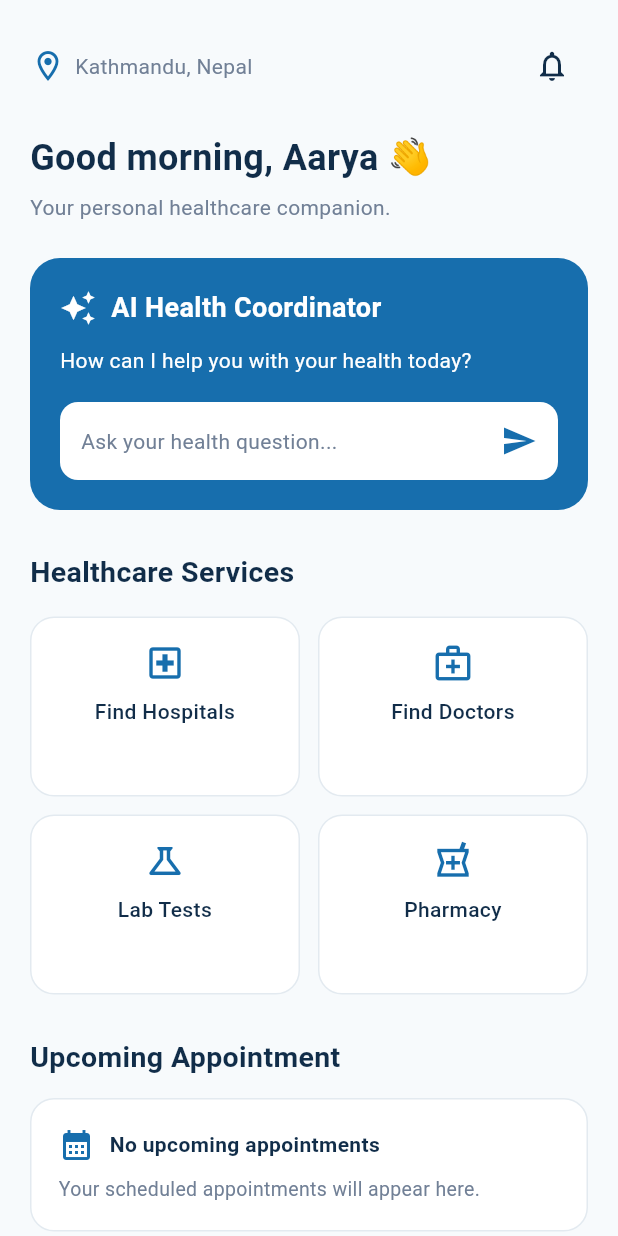
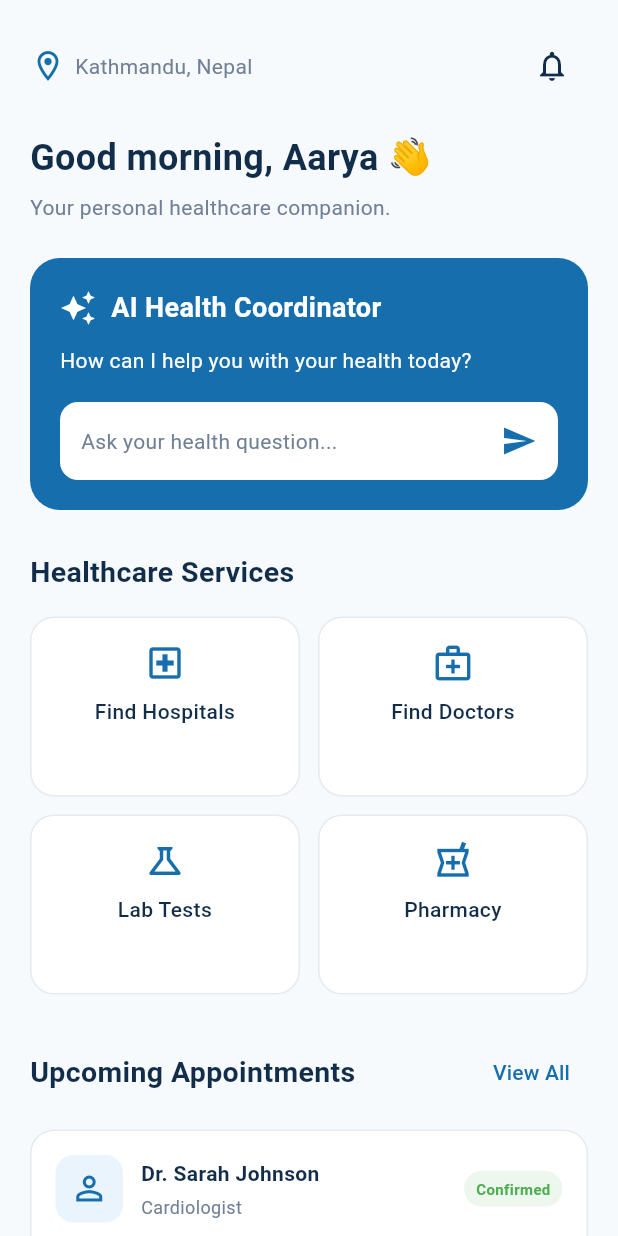
Before and after one commit to anash6162-del/Ai-Health-Navigator, a Flutter app: the HomeContent screen opened directly with empty values, on a phone screen of 412 x 824 dp. Run offline on Flutter 3.47's test engine with Material 3 defaults, Android fonts, the phone set to English and light mode, and no system bars.

Commit message:
Added upcoming appointments frontend

```diff
--- a/lib/features/home/screens/home_screen.dart
+++ b/lib/features/home/screens/home_screen.dart
@@ -10,7 +10,7 @@ import '../../hospitals/screens/hospital_screen.dart';
 import '../../doctors/screens/doctor_screen.dart';
 import '../../lab_tests/screens/lab_test_screen.dart';
 import '../../pharmacy/screens/pharmacy_screen.dart';
-
+import '../../appointments/screens/appointment_screen.dart';
 class HomeScreen extends StatefulWidget {
   const HomeScreen({super.key});
 
@@ -373,58 +373,165 @@ class HomeContent extends StatelessWidget {
 
               const SizedBox(height: 28),
 
+
               // Upcoming appointment
+              Row(
+                mainAxisAlignment: MainAxisAlignment.spaceBetween,
+                children: [
                   const Text(
-                'Upcoming Appointment',
+                    'Upcoming Appointments',
                     style: TextStyle(
                       fontSize: 19,
                       fontWeight: FontWeight.bold,
                       color: AppColors.textPrimary,
                     ),
                   ),
+                  TextButton(
+                    onPressed: () {
+                      Navigator.push(
+                        context,
+                        MaterialPageRoute(
+                          builder: (context) => const AppointmentScreen(),
+                        ),
+                      );
+                    },
+                    child: const Text('View All'),
+                  ),
+                ],
+              ),
 
               const SizedBox(height: 14),
 
+
               Container(
                 width: double.infinity,
-                padding: const EdgeInsets.all(18),
+                padding: const EdgeInsets.all(16),
                 decoration: BoxDecoration(
                   color: Colors.white,
                   borderRadius: BorderRadius.circular(16),
                   border: Border.all(color: AppColors.border),
                 ),
-                child: const Column(
+                child: Column(
                   crossAxisAlignment: CrossAxisAlignment.start,
                   children: [
                     Row(
                       children: [
-                        Icon(
-                          Icons.calendar_month,
+                        Container(
+                          height: 45,
+                          width: 45,
+                          decoration: BoxDecoration(
+                            color: AppColors.lightBlue,
+                            borderRadius: BorderRadius.circular(12),
+                          ),
+                          child: const Icon(
+                            Icons.person_outline,
                             color: AppColors.primary,
+                            size: 26,
                           ),
-                        SizedBox(width: 10),
+                        ),
+
+                        const SizedBox(width: 12),
+
+                        const Expanded(
+                          child: Column(
+                            crossAxisAlignment: CrossAxisAlignment.start,
+                            children: [
                               Text(
-                          'No upcoming appointments',
+                                'Dr. Sarah Johnson',
                                 style: TextStyle(
-                            fontWeight: FontWeight.w600,
+                                  fontWeight: FontWeight.bold,
+                                  fontSize: 14,
                                   color: AppColors.textPrimary,
                                 ),
                               ),
-                      ],
-                    ),
-                    SizedBox(height: 8),
+                              SizedBox(height: 4),
                               Text(
-                      'Your scheduled appointments will appear here.',
+                                'Cardiologist',
                                 style: TextStyle(
+                                  fontSize: 12,
                                   color: AppColors.textSecondary,
-                        fontSize: 13,
                                 ),
                               ),
                             ],
                           ),
                         ),
 
-              const SizedBox(height: 28),
+                        Container(
+                          padding: const EdgeInsets.symmetric(
+                            horizontal: 8,
+                            vertical: 5,
+                          ),
+                          decoration: BoxDecoration(
+                            color: Colors.green.withValues(alpha: 0.1),
+                            borderRadius: BorderRadius.circular(20),
+                          ),
+                          child: const Text(
+                            'Confirmed',
+                            style: TextStyle(
+                              color: Colors.green,
+                              fontSize: 10,
+                              fontWeight: FontWeight.w600,
+                            ),
+                          ),
+                        ),
+                      ],
+                    ),
+
+                    const SizedBox(height: 16),
+
+                    const Divider(),
+
+                    const SizedBox(height: 12),
+
+                    const Row(
+                      children: [
+                        Icon(
+                          Icons.calendar_month_outlined,
+                          color: AppColors.primary,
+                          size: 17,
+                        ),
+                        SizedBox(width: 8),
+                        Text(
+                          '28 November 2026',
+                          style: TextStyle(fontSize: 12),
+                        ),
+                        Spacer(),
+                        Icon(
+                          Icons.access_time,
+                          color: AppColors.primary,
+                          size: 17,
+                        ),
+                        SizedBox(width: 5),
+                        Text(
+                          '10:30 AM',
+                          style: TextStyle(fontSize: 12),
+                        ),
+                      ],
+                    ),
+
+                    const SizedBox(height: 12),
+
+                    const Row(
+                      children: [
+                        Icon(
+                          Icons.location_on_outlined,
+                          color: AppColors.textSecondary,
+                          size: 17,
+                        ),
+                        SizedBox(width: 8),
+                        Text(
+                          'City Hospital, Kathmandu',
+                          style: TextStyle(
+                            fontSize: 12,
+                            color: AppColors.textSecondary,
+                          ),
+                        ),
+                      ],
+                    ),
+                  ],
+                ),
+              ),
+
 
               // Care journey
               const Text(
```
Also changed, not shown: lib/features/appointments/screens/appointment_screen.dart (added, +237 -0 lines). Lines whose indentation alone changed are shown as unchanged.
